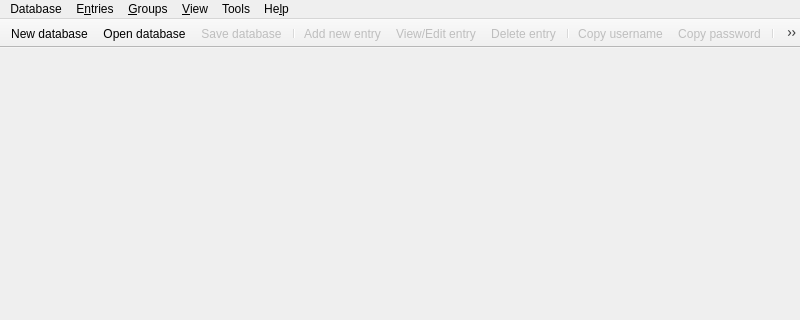
keepassxreboot/keepassxc, file src/gui/MainWindow.ui: the form before one commit; both pictures show x 0 to 800 and y 0 to 320 of the 800 by 600 pixel window.
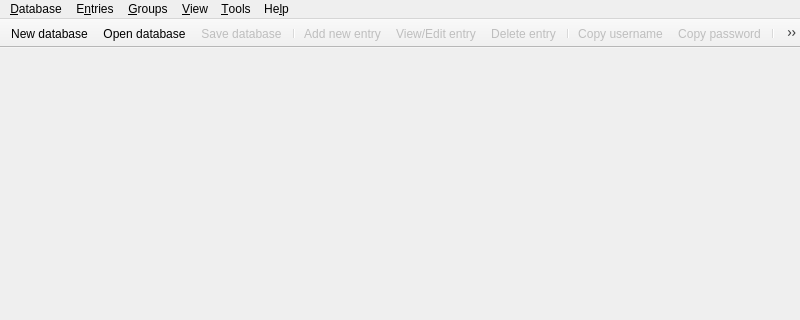
The form after the commit. Custom widgets are drawn as their Qt base class.

Commit message: Fix #447 - Menu Accelerators for Database & Tools

The edit to the form file:
```diff
--- a/src/gui/MainWindow.ui
+++ b/src/gui/MainWindow.ui
@@ -167,7 +167,7 @@
    </property>
    <widget class="QMenu" name="menuFile">
     <property name="title">
-     <string>Database</string>
+     <string>&amp;Database</string>
     </property>
     <widget class="QMenu" name="menuRecentDatabases">
      <property name="title">
@@ -240,7 +240,7 @@
    </widget>
    <widget class="QMenu" name="menuTools">
     <property name="title">
-     <string>Tools</string>
+     <string>&amp;Tools</string>
     </property>
     <addaction name="actionLockDatabases"/>
     <addaction name="actionPasswordGenerator"/>
```
